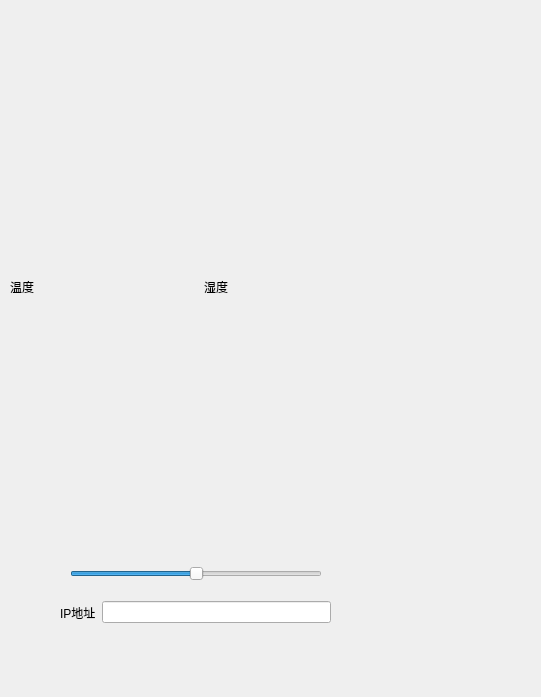
The window that mainwindow.ui (ljpkljpklpjk/Qt_Car_Remoter) describes before a commit, drawn with Qt 5; both pictures show x 0 to 541 and y 0 to 697 of the 670 by 917 pixel window.
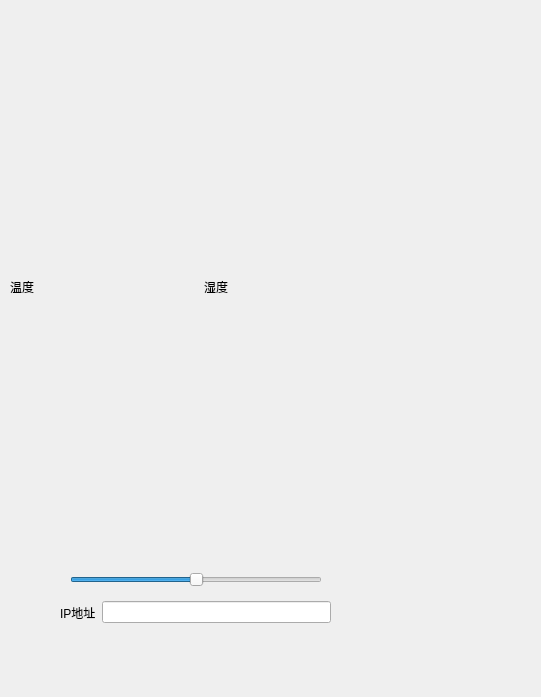
The same window after the commit. Custom widgets are drawn as their Qt base class.

Commit message: Change the size of image.

Patch:
```diff
--- a/mainwindow.ui
+++ b/mainwindow.ui
@@ -17,9 +17,9 @@
    <widget class="QLabel" name="imageLabel">
     <property name="geometry">
      <rect>
-      <x>9</x>
-      <y>9</y>
-      <width>381</width>
+      <x>30</x>
+      <y>12</y>
+      <width>320</width>
       <height>240</height>
      </rect>
     </property>
@@ -29,6 +29,12 @@
       <height>240</height>
      </size>
     </property>
+    <property name="maximumSize">
+     <size>
+      <width>640</width>
+      <height>480</height>
+     </size>
+    </property>
     <property name="text">
      <string/>
     </property>
@@ -128,7 +134,7 @@
       <x>70</x>
       <y>310</y>
       <width>252</width>
-      <height>273</height>
+      <height>280</height>
      </rect>
     </property>
     <layout class="QVBoxLayout" name="verticalLayout">
```
The commit also changes 1 other file.
